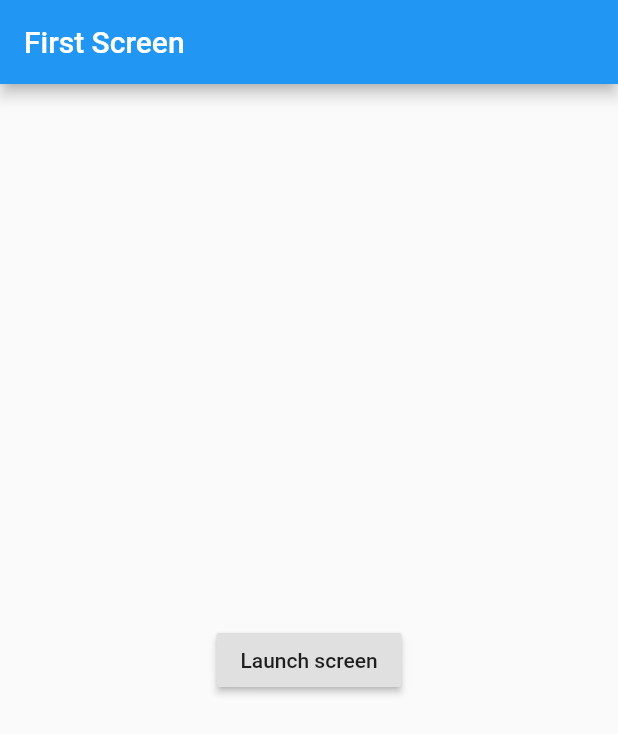
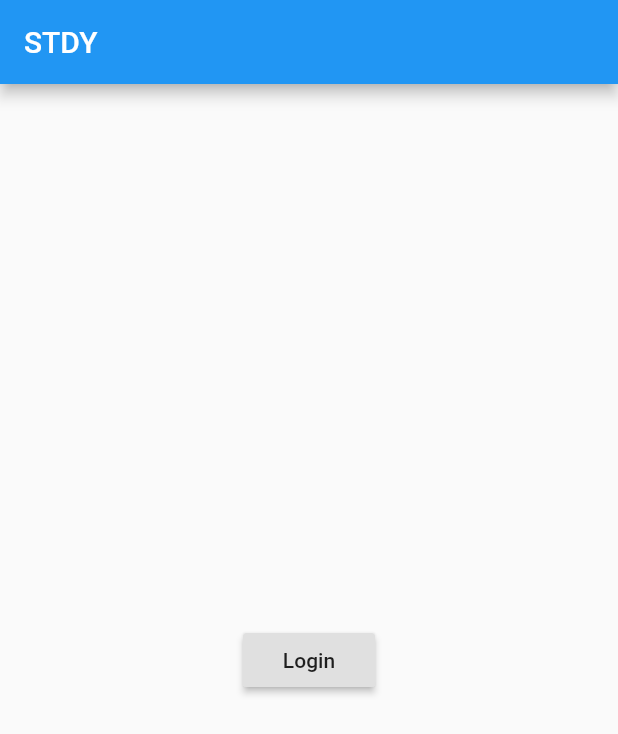
Before and after one commit to SUMR2020/STDY, a Flutter app: the screen it shows after launch, on a phone screen of 412 x 824 dp. Shown: the top 734 px of the screen. Run offline on Flutter 3.47's test engine with Material 2 defaults, Android fonts, the phone set to English and light mode, and no system bars.

Commit message:
Removed ability to go back to login screen from home page

```diff
--- a/stdy/lib/login_page.dart
+++ b/stdy/lib/login_page.dart
@@ -5,14 +5,14 @@ class LoginScreen extends StatelessWidget {
   Widget build(BuildContext context) {
     return Scaffold(
       appBar: AppBar(
-        title: Text('First Screen'),
+        title: Text('STDY'),
       ),
       body: Center(
         child: RaisedButton(
-          child: Text('Launch screen'),
+          child: Text('Login'),
           onPressed: () {
             // Navigate to the second screen when tapped.
-            Navigator.pushNamed(context, '/second');
+            Navigator.pushReplacementNamed(context, '/second');
           },
         ),
       ),
```
